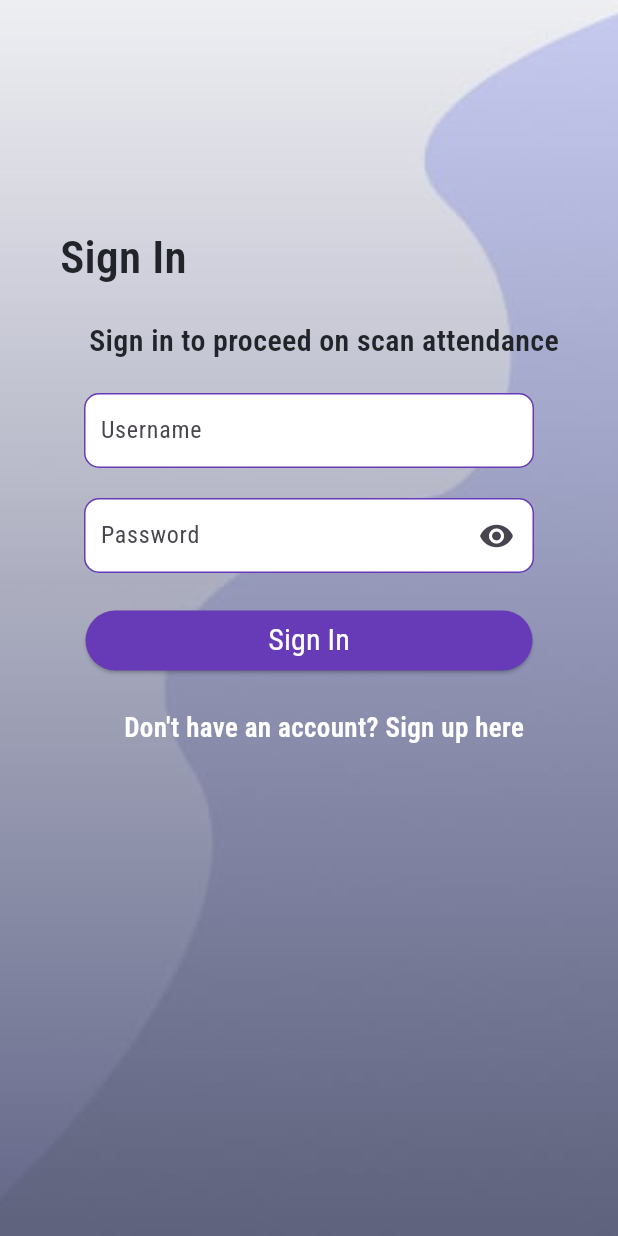
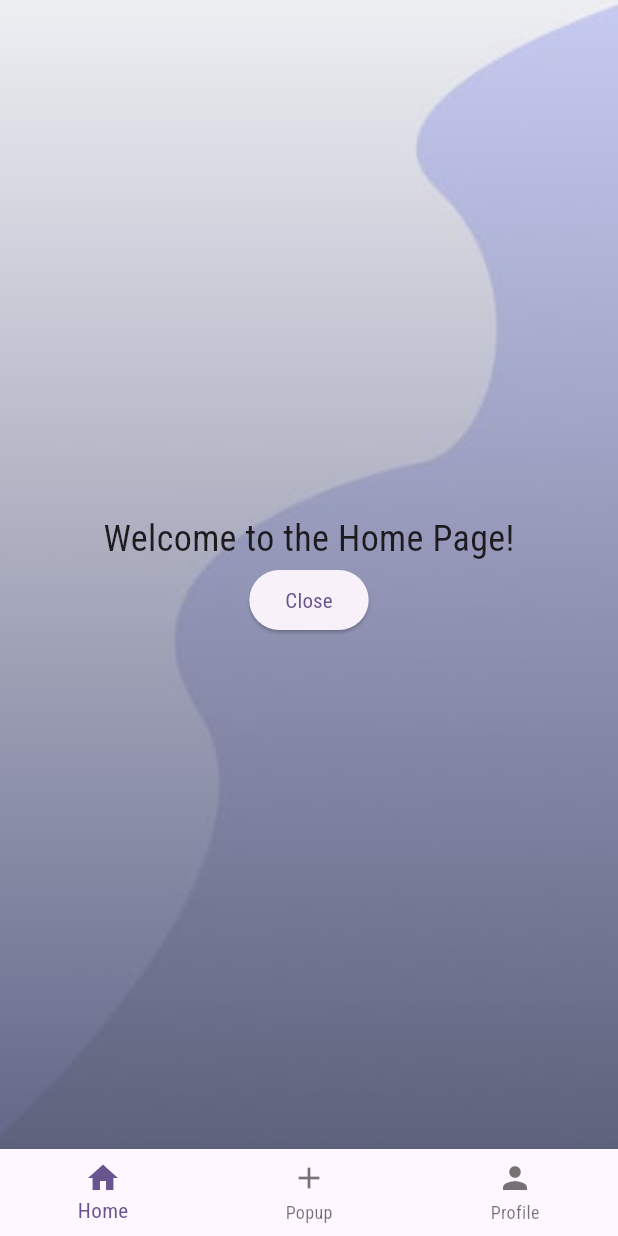
Before and after one commit to WenDEVLIFE/Flutter_QR_Attendace_System, a Flutter app: the screen it shows after launch, after a tap on "Sign In", on a phone screen of 412 x 824 dp. Run offline on Flutter 3.47's test engine with Material 3 defaults, Android fonts, the phone set to English and light mode, and no system bars; our stand-ins replace firebase_core, fluttertoast; accounts and stored records are empty.

Commit message:
Added HomePage.dart and Navigation

```diff
--- /dev/null
+++ b/lib/activity/HomePage.dart
@@ -0,0 +1,33 @@
+import 'package:flutter/material.dart';
+
+class HomePage extends StatelessWidget {
+  const HomePage({Key? key}) : super(key: key);
+
+  @override
+  Widget build(BuildContext context) {
+    return Scaffold(
+      body: Container(
+        decoration: const BoxDecoration(
+          image: DecorationImage(
+            image: AssetImage('Assets/bg1.jpg'),
+            fit: BoxFit.cover,
+          ),
+        ),
+        child: Center(
+          child: Column(
+            mainAxisAlignment: MainAxisAlignment.center,
+            children: [
+              const Text('Welcome to the Home Page!', style: TextStyle(fontSize: 24)),
+              ElevatedButton(
+                onPressed: () {
+                  Navigator.pop(context); // Close the fragment-like popup
+                },
+                child: const Text('Close'),
+              ),
+            ],
+          ),
+        ),
+      ),
+    );
+  }
+}
--- a/lib/activity/LoginPage.dart
+++ b/lib/activity/LoginPage.dart
@@ -1,5 +1,7 @@
 import 'package:attendance_qr_system/activity/SignUpPage.dart';
 import 'package:flutter/material.dart';
+
+import 'MainController.dart';
 
 class LoginPage extends StatefulWidget {
   const LoginPage({super.key});
@@ -108,6 +110,12 @@ class _LoginPageState extends State<LoginPage> {
                     height: 100, // Adjust the height as needed
                     child: ElevatedButton(
                       onPressed: () {
+                        Navigator.push(
+                          context,
+                          MaterialPageRoute(
+                            builder: (context) => const Maincontroller(), // Use Maincontroller, not Maincon
+                          ),
+                        );
                       },
                       style: ElevatedButton.styleFrom(
                         backgroundColor: Colors.deepPurple, // Background color of the button
--- /dev/null
+++ b/lib/activity/MainController.dart
@@ -0,0 +1,50 @@
+import 'package:flutter/material.dart';
+
+import 'HomePage.dart';
+
+class Maincontroller extends StatefulWidget {
+  const Maincontroller({Key? key}) : super(key: key);
+
+  @override
+  _MaincontrollerState createState() => _MaincontrollerState();
+}
+
+class _MaincontrollerState extends State<Maincontroller> {
+  int _selectedIndex = 0;
+
+  List screens = const [
+    HomePage(),
+  ];
+
+
+  void _onItemTapped(int index) {
+    setState(() {
+      _selectedIndex = index;
+    });
+
+  }
+  @override
+  Widget build(BuildContext context) {
+    return Scaffold(
+      bottomNavigationBar: BottomNavigationBar(
+        items: const <BottomNavigationBarItem>[
+          BottomNavigationBarItem(
+            icon: Icon(Icons.home),
+            label: 'Home',
+          ),
+          BottomNavigationBarItem(
+            icon: Icon(Icons.add),
+            label: 'Popup',
+          ),
+          BottomNavigationBarItem(
+            icon: Icon(Icons.person),
+            label: 'Profile',
+          ),
+        ],
+        currentIndex: _selectedIndex,
+        onTap: _onItemTapped,
+      ),
+      body: screens[_selectedIndex],
+    );
+  }
+}
```
